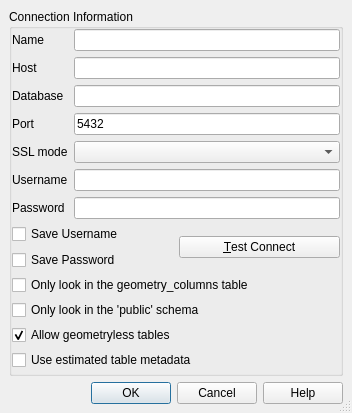
First picture: the form in src/ui/qgspgnewconnectionbase.ui, repository stopa85/Quantum-GIS, before the edit.
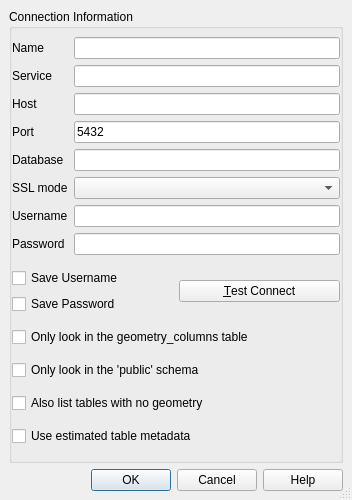
Second picture: the form after the edit.

What changed in the file:
```diff
--- a/src/ui/qgspgnewconnectionbase.ui
+++ b/src/ui/qgspgnewconnectionbase.ui
@@ -7,7 +7,7 @@
     <x>0</x>
     <y>0</y>
     <width>352</width>
-    <height>413</height>
+    <height>500</height>
    </rect>
   </property>
   <property name="sizePolicy">
@@ -70,6 +70,16 @@
             </property>
            </widget>
           </item>
+          <item>
+           <widget class="QLabel" name="label">
+            <property name="text">
+             <string>Service</string>
+            </property>
+            <property name="buddy">
+             <cstring>txtService</cstring>
+            </property>
+           </widget>
+          </item>
           <item>
            <widget class="QLabel" name="TextLabel1">
             <property name="text">
@@ -80,16 +90,6 @@
             </property>
            </widget>
           </item>
-          <item>
-           <widget class="QLabel" name="TextLabel2">
-            <property name="text">
-             <string>Database</string>
-            </property>
-            <property name="buddy">
-             <cstring>txtDatabase</cstring>
-            </property>
-           </widget>
-          </item>
           <item>
            <widget class="QLabel" name="TextLabel2_2">
             <property name="text">
@@ -100,6 +100,16 @@
             </property>
            </widget>
           </item>
+          <item>
+           <widget class="QLabel" name="TextLabel2">
+            <property name="text">
+             <string>Database</string>
+            </property>
+            <property name="buddy">
+             <cstring>txtDatabase</cstring>
+            </property>
+           </widget>
+          </item>
           <item>
            <widget class="QLabel" name="TextLabel3_3">
             <property name="text">
@@ -144,12 +154,12 @@
             </property>
            </widget>
           </item>
+          <item>
+           <widget class="QLineEdit" name="txtService"/>
+          </item>
           <item>
            <widget class="QLineEdit" name="txtHost"/>
           </item>
-          <item>
-           <widget class="QLineEdit" name="txtDatabase"/>
-          </item>
           <item>
            <widget class="QLineEdit" name="txtPort">
             <property name="text">
@@ -157,6 +167,9 @@
             </property>
            </widget>
           </item>
+          <item>
+           <widget class="QLineEdit" name="txtDatabase"/>
+          </item>
           <item>
            <widget class="QComboBox" name="cbxSSLmode"/>
           </item>
@@ -252,10 +265,10 @@
       <item row="4" column="0">
        <widget class="QCheckBox" name="cb_allowGeometrylessTables">
         <property name="text">
-         <string>Allow geometryless tables</string>
+         <string>Also list tables with no geometry</string>
         </property>
         <property name="checked">
-         <bool>true</bool>
+         <bool>false</bool>
         </property>
        </widget>
       </item>
```
Left out of the diff: 9 changed lines with no effect on the pictures.
